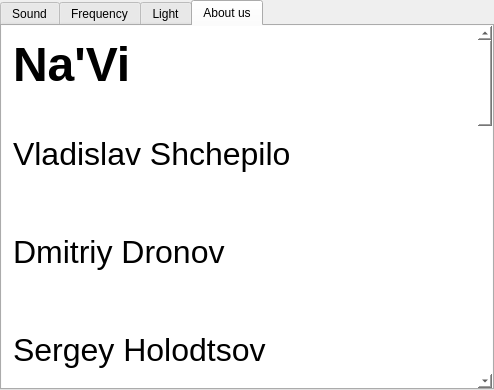
Old version of the form Project/Frequencestein/mainwindow.ui in the repository VladIIslaV/Equalizer.
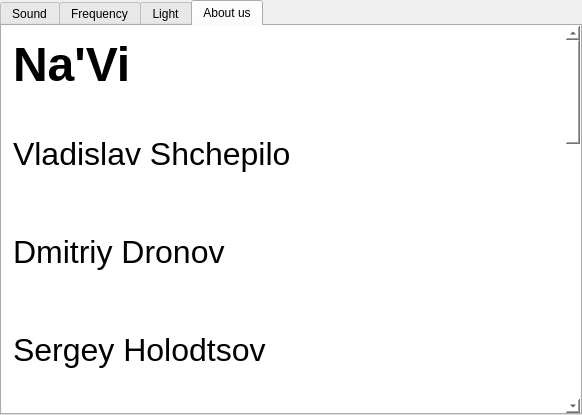
New version of the form. The open tabs and pages were chosen to show the change. Custom widgets are drawn as their Qt base class.

The edit to the form file:
```diff
--- a/Project/Frequencestein/mainwindow.ui
+++ b/Project/Frequencestein/mainwindow.ui
@@ -6,8 +6,8 @@
    <rect>
     <x>0</x>
     <y>0</y>
-    <width>260</width>
-    <height>390</height>
+    <width>582</width>
+    <height>415</height>
    </rect>
   </property>
   <property name="sizePolicy">
@@ -229,6 +229,12 @@
         </property>
         <item>
          <widget class="QScrollArea" name="scrollArea">
+          <property name="sizePolicy">
+           <sizepolicy hsizetype="Expanding" vsizetype="Expanding">
+            <horstretch>0</horstretch>
+            <verstretch>0</verstretch>
+           </sizepolicy>
+          </property>
           <property name="layoutDirection">
            <enum>Qt::LeftToRight</enum>
           </property>
@@ -254,9 +260,9 @@
            <property name="geometry">
             <rect>
              <x>0</x>
-             <y>-349</y>
-             <width>239</width>
-             <height>1522</height>
+             <y>0</y>
+             <width>561</width>
+             <height>971</height>
             </rect>
            </property>
            <property name="sizePolicy">
```
Left out of the diff: 2 changed lines with no effect on the pictures.
